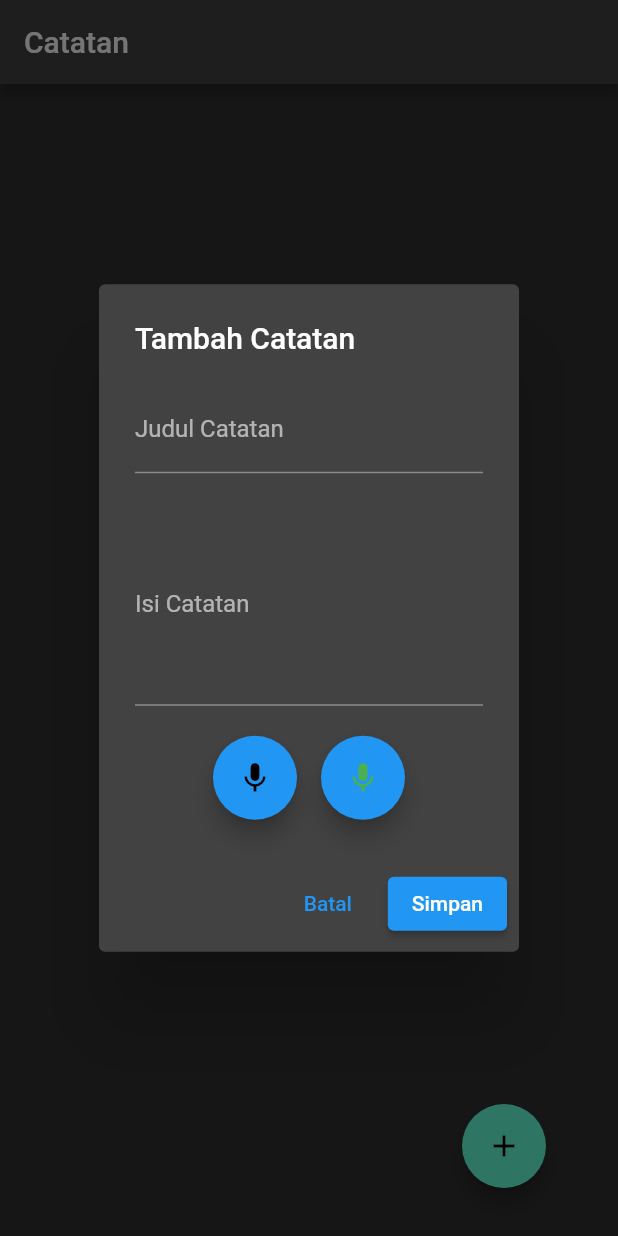
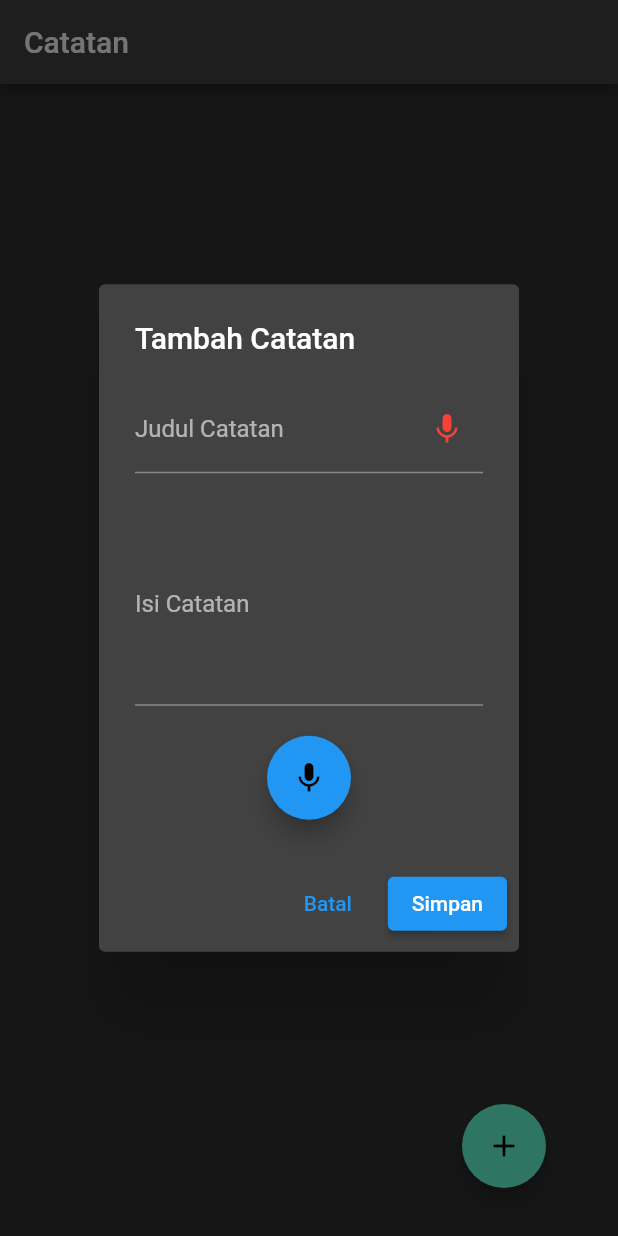
Before and after one commit to shafaps/speak2text, a Flutter app: the screen it shows after launch, after a tap on the "add" icon, on a phone screen of 412 x 824 dp. Run offline on Flutter 3.47's test engine with Material 2 defaults, Android fonts, the light colour scheme and no system bars; our stand-ins replace firebase_core, shared_preferences, speech_to_text; accounts and stored records are empty; Roboto replaces fonts that are missing (Pacifico).

Commit message:
atur jarak

```diff
--- a/lib/main.dart
+++ b/lib/main.dart
@@ -151,11 +151,14 @@ class _NoteListState extends State<NoteList> {
           ),
         ),
       ),
-      body: ListView.builder(
-        itemCount: notes.length,
-        itemBuilder: (context, index) {
-          return _buildNoteItem(index);
-        },
+      body: Padding(
+        padding: const EdgeInsets.only(top: 16.0, bottom: 16.0),
+        child: ListView.builder(
+          itemCount: notes.length,
+          itemBuilder: (context, index) {
+            return _buildNoteItem(index);
+          },
+        ),
       ),
       floatingActionButton: Align(
         alignment: Alignment.bottomRight,
@@ -240,11 +243,24 @@ class _NoteListState extends State<NoteList> {
               children: [
                 TextFormField(
                   onChanged: (value) {
-                    newNote.title = value;
+                    newNote.title = _recordedTitle;
                   },
                   controller: titleController,
                   decoration: InputDecoration(
                     labelText: 'Judul Catatan',
+                    suffixIcon: IconButton(
+                      onPressed: () {
+                        if (_speech.isListening) {
+                          _stopListeningForTitle();
+                        } else {
+                          _startListeningForTitle();
+                        }
+                      },
+                      icon: Icon(
+                        _speech.isListening ? Icons.stop : Icons.mic,
+                        color: Colors.red,
+                      ),
+                    ),
                   ),
                 ),
                 SizedBox(
@@ -271,22 +287,6 @@ class _NoteListState extends State<NoteList> {
                         }
                       },
                       child: Icon(_speech.isListening ? Icons.stop : Icons.mic),
-                      backgroundColor:
-                          _speech.isListening ? Colors.red : Colors.blue,
-                    ),
-                    SizedBox(width: 16),
-                    FloatingActionButton(
-                      onPressed: () {
-                        if (_speech.isListening) {
-                          _stopListeningForTitle();
-                        } else {
-                          _startListeningForTitle();
-                        }
-                      },
-                      child: Icon(
-                        _speech.isListening ? Icons.stop : Icons.mic,
-                        color: Colors.green,
-                      ),
                       backgroundColor:
                           _speech.isListening ? Colors.red : Colors.blue,
                     ),
```
